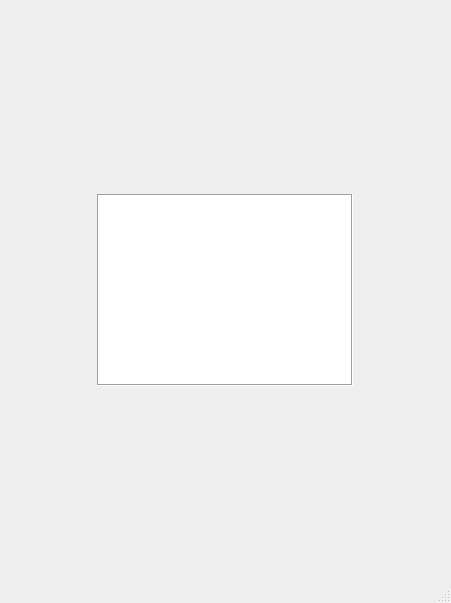
First picture: the form in minesweeper/mainwindow.ui, repository nothingas/QtTinyProject, before the edit.
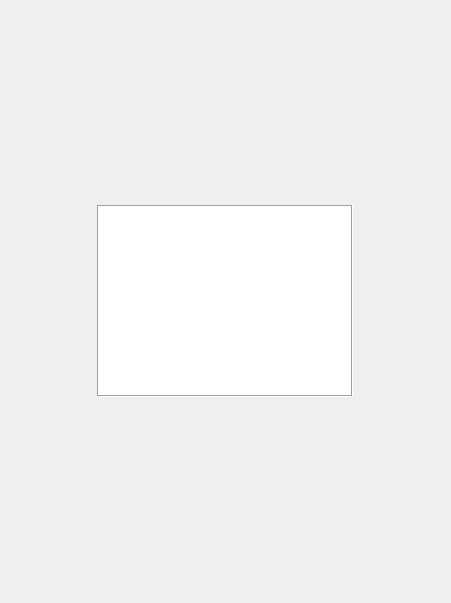
Second picture: the form after the edit.

Diff of the .ui file:
```diff
--- a/minesweeper/mainwindow.ui
+++ b/minesweeper/mainwindow.ui
@@ -15,6 +15,21 @@
   </property>
   <widget class="QWidget" name="centralwidget">
    <layout class="QHBoxLayout" name="horizontalLayout">
+    <property name="spacing">
+     <number>0</number>
+    </property>
+    <property name="leftMargin">
+     <number>0</number>
+    </property>
+    <property name="topMargin">
+     <number>0</number>
+    </property>
+    <property name="rightMargin">
+     <number>0</number>
+    </property>
+    <property name="bottomMargin">
+     <number>0</number>
+    </property>
     <item>
      <widget class="QGraphicsView" name="graphicsView">
       <property name="sizePolicy">
@@ -30,7 +45,6 @@
     </item>
    </layout>
   </widget>
-  <widget class="QStatusBar" name="statusbar"/>
  </widget>
  <resources/>
  <connections/>
```
